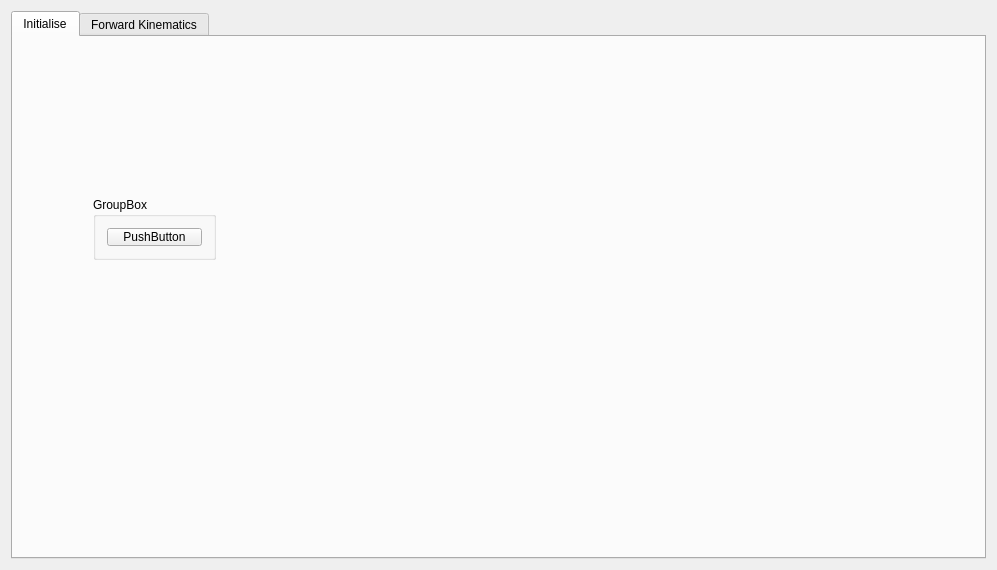
Before: the Qt Designer form tools/arm_tests/arm_test_gui/ui/widget.ui in girvaw2/Maggie-version-3, drawn with Qt 5.
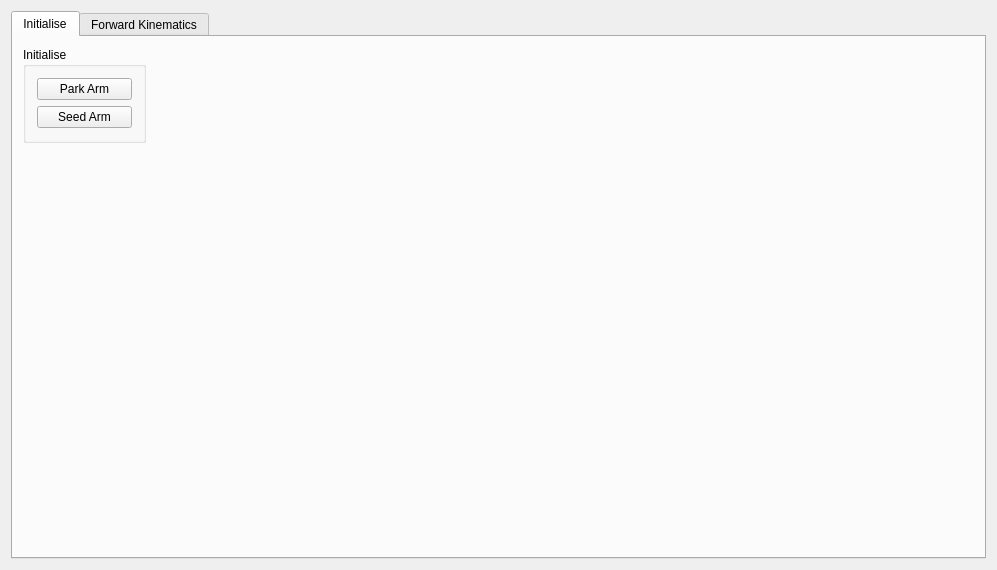
After: the same form once the commit is applied.

Commit message: Adding park arm functionality

```diff
--- a/tools/arm_tests/arm_test_gui/ui/widget.ui
+++ b/tools/arm_tests/arm_test_gui/ui/widget.ui
@@ -29,20 +29,27 @@
       <widget class="QGroupBox" name="groupBox">
        <property name="geometry">
         <rect>
-         <x>80</x>
-         <y>160</y>
+         <x>10</x>
+         <y>10</y>
          <width>123</width>
-         <height>63</height>
+         <height>96</height>
         </rect>
        </property>
        <property name="title">
-        <string>GroupBox</string>
+        <string>Initialise</string>
        </property>
-       <layout class="QHBoxLayout" name="horizontalLayout">
+       <layout class="QVBoxLayout" name="verticalLayout_2">
         <item>
          <widget class="QPushButton" name="parkArmPushButton">
           <property name="text">
-           <string>PushButton</string>
+           <string>Park Arm</string>
+          </property>
+         </widget>
+        </item>
+        <item>
+         <widget class="QPushButton" name="seedArmPushButton">
+          <property name="text">
+           <string>Seed Arm</string>
           </property>
          </widget>
         </item>
```
The commit also changes 5 other files.
